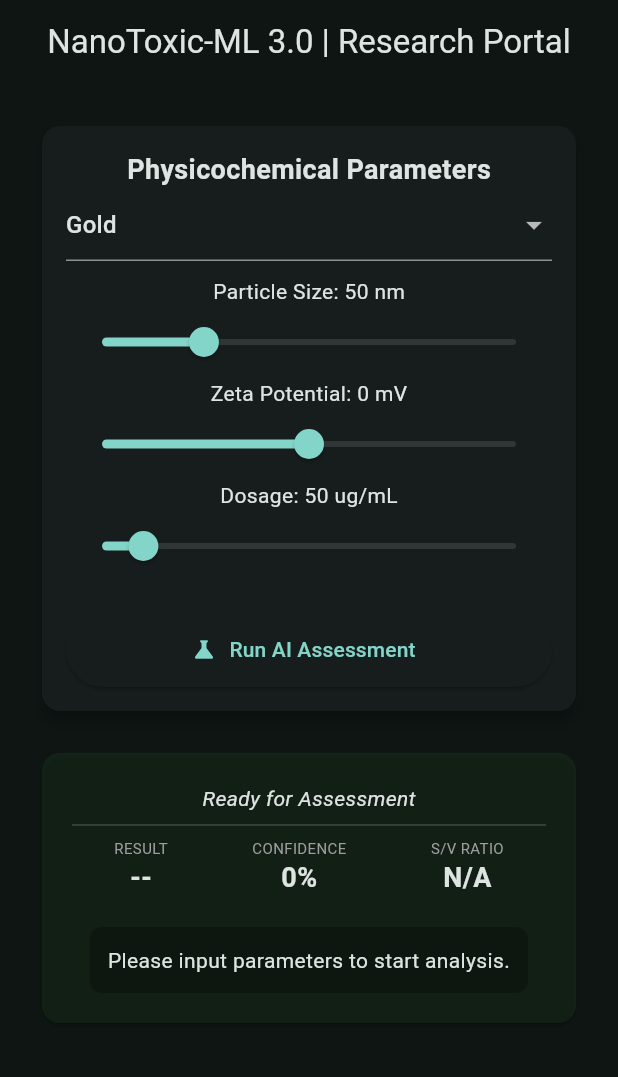
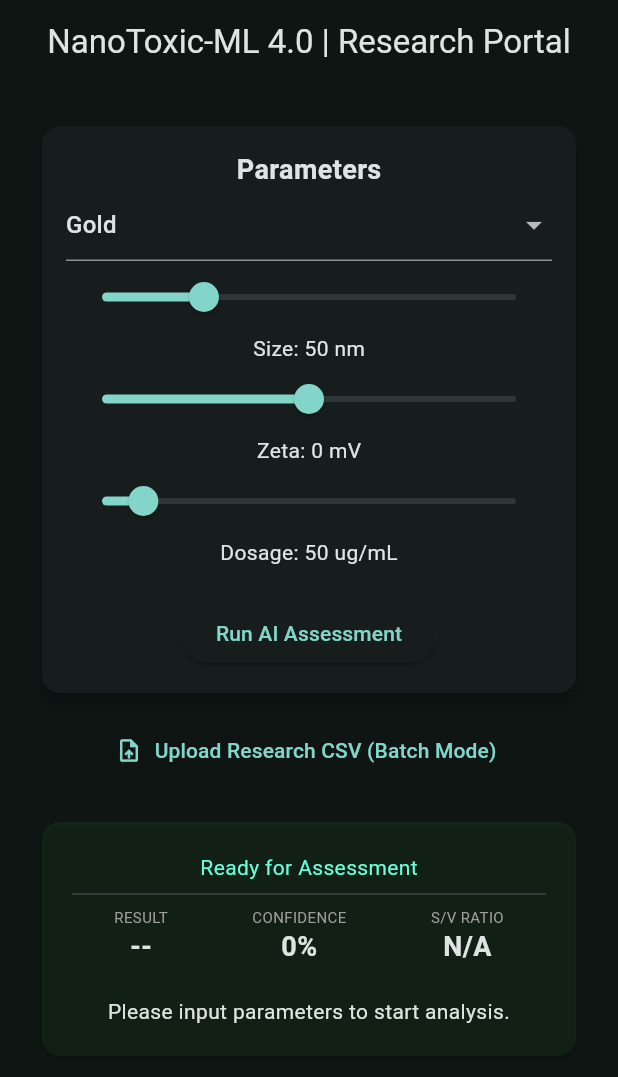
Before and after one commit to mohammedsuhailofficial06-ops/NanoToxic-ML-v3, a Flutter app: the screen it shows after launch, on a phone screen of 412 x 824 dp. Shown: the top 1077 px of the screen. Run offline on Flutter 3.47's test engine with Material 3 defaults, Android fonts, the phone set to English and light mode, and no system bars; our stand-ins replace file_picker.

Commit message:
NanoToxic 4.0: High-throughput Batch Assessment Launch

```diff
--- a/frontend/lib/main.dart
+++ b/frontend/lib/main.dart
@@ -1,6 +1,7 @@
 import 'package:flutter/material.dart';
 import 'package:http/http.dart' as http;
 import 'dart:convert';
+import 'package:file_picker/file_picker.dart'; // Rule 1: Imports at the top!
 
 void main() => runApp(const NanoToxicApp());
 
@@ -24,20 +25,20 @@ class NanoPortal extends StatefulWidget {
 }
 
 class _NanoPortalState extends State<NanoPortal> {
-  // --- Input State ---
+  // --- State Variables ---
   String material = 'Gold';
   double size = 50.0;
   double zeta = 0.0;
   double dosage = 50.0;
-
-  // --- Output State ---
   String status = "Ready for Assessment";
   String prediction = "--";
   String confidence = "0%";
   String svRatio = "N/A";
   String expertAdvice = "Please input parameters to start analysis.";
   bool isLoading = false;
+  List batchResults = [];
 
+  // --- Individual Prediction ---
   Future<void> runInference() async {
     setState(() => isLoading = true);
     try {
@@ -57,41 +58,85 @@ class _NanoPortalState extends State<NanoPortal> {
         setState(() {
           prediction = data['prediction'];
           confidence = data['confidence'];
-          svRatio = data['descriptors']['sv_ratio'].toString();
+          svRatio = data['descriptors']['sv_ratio'].toStringAsFixed(4);
           status = "Analysis Complete";
 
-          // --- Expert Advice Logic ---
           if (prediction == "Toxic") {
-            if (zeta.abs() > 30) {
-              expertAdvice = "⚠️ High surface charge detected. Suggesting Citrate capping to stabilize the particle.";
-            } else if (size < 20) {
-              expertAdvice = "⚠️ Ultra-small size increases cellular penetration. Suggesting PEGylation to reduce toxicity.";
-            } else {
-              expertAdvice = "⚠️ Toxicity likely concentration-dependent. Review dosage levels for the next assay.";
-            }
+            expertAdvice = size < 20
+                ? "⚠️ Ultra-small size. Suggesting PEGylation."
+                : "⚠️ High toxicity. Review dosage.";
           } else {
-            expertAdvice = "✅ Physicochemical profile suggests low biological interference. Proceed with standard protocols.";
+            expertAdvice = "✅ Profile suggests low biological interference.";
           }
         });
       }
     } catch (e) {
-      setState(() => status = "Connection Failed: Server is currently waking up...");
+      setState(() => status = "Connection Failed: Server waking up...");
     } finally {
       setState(() => isLoading = false);
+    }
+  }
+
+  // --- Rule 2: Batch Prediction is now INSIDE the class ---
+  Future<void> uploadCSV() async {
+    FilePickerResult? result = await FilePicker.platform.pickFiles(
+      type: FileType.custom,
+      allowedExtensions: ['csv'],
+    );
+
+    if (result != null) {
+      setState(() {
+        isLoading = true;
+        status = "Processing Batch Data...";
+      });
+
+      try {
+        var request = http.MultipartRequest(
+          'POST',
+          Uri.parse('https://nanotoxic-api-suhail.onrender.com/predict_batch')
+        );
+
+        request.files.add(http.MultipartFile.fromBytes(
+          'file',
+          result.files.first.bytes!,
+          filename: result.files.first.name
+        ));
+
+        var streamedResponse = await request.send();
+        var response = await http.Response.fromStream(streamedResponse);
+
+        if (response.statusCode == 200) {
+          setState(() {
+            batchResults = jsonDecode(response.body);
+            status = "Batch Analysis Complete (${batchResults.length} Particles)";
+          });
+        }
+      } catch (e) {
+        setState(() => status = "Batch Upload Failed.");
+      } finally {
+        setState(() => isLoading = false);
+      }
     }
   }
 
   @override
   Widget build(BuildContext context) {
     return Scaffold(
-      appBar: AppBar(title: const Text("NanoToxic-ML 3.0 | Research Portal"), centerTitle: true),
+      appBar: AppBar(title: const Text("NanoToxic-ML 4.0 | Research Portal"), centerTitle: true),
       body: SingleChildScrollView(
         padding: const EdgeInsets.all(24.0),
         child: Column(
           children: [
             _buildInputCard(),
+            const SizedBox(height: 10),
+            TextButton.icon(
+              onPressed: isLoading ? null : uploadCSV,
+              icon: const Icon(Icons.upload_file),
+              label: const Text("Upload Research CSV (Batch Mode)"),
+            ),
             const SizedBox(height: 20),
             _buildResultCard(),
+            if (batchResults.isNotEmpty) _buildBatchTable(),
           ],
         ),
       ),
@@ -105,27 +150,24 @@ class _NanoPortalState extends State<NanoPortal> {
         padding: const EdgeInsets.all(16.0),
         child: Column(
           children: [
-            const Text("Physicochemical Parameters", style: TextStyle(fontSize: 18, fontWeight: FontWeight.bold)),
+            const Text("Parameters", style: TextStyle(fontSize: 18, fontWeight: FontWeight.bold)),
             DropdownButtonFormField<String>(
-              initialValue: material,
+              value: material,
               items: ['Gold', 'Silver', 'ZincOxide', 'Silica', 'IronOxide']
                   .map((m) => DropdownMenuItem(value: m, child: Text(m)))
                   .toList(),
               onChanged: (v) => setState(() => material = v!),
             ),
-            const SizedBox(height: 10),
-            Text("Particle Size: ${size.round()} nm"),
             Slider(value: size, min: 1, max: 200, onChanged: (v) => setState(() => size = v)),
-            Text("Zeta Potential: ${zeta.round()} mV"),
+            Text("Size: ${size.round()} nm"),
             Slider(value: zeta, min: -100, max: 100, onChanged: (v) => setState(() => zeta = v)),
+            Text("Zeta: ${zeta.round()} mV"),
+            Slider(value: dosage, min: 0, max: 500, onChanged: (v) => setState(() => dosage = v)),
             Text("Dosage: ${dosage.round()} ug/mL"),
-            Slider(value: dosage, min: 0, max: 500, onChanged: (v) => setState(() => dosage = v)),
             const SizedBox(height: 20),
-            ElevatedButton.icon(
+            ElevatedButton(
               onPressed: isLoading ? null : runInference,
-              icon: const Icon(Icons.science),
-              label: Text(isLoading ? "Analyzing..." : "Run AI Assessment"),
-              style: ElevatedButton.styleFrom(minimumSize: const Size(double.infinity, 50)),
+              child: Text(isLoading ? "Analyzing..." : "Run AI Assessment"),
             ),
           ],
         ),
@@ -135,12 +177,15 @@ class _NanoPortalState extends State<NanoPortal> {
 
   Widget _buildResultCard() {
     return Card(
-      color: prediction == "Toxic" ? Colors.red.withOpacity(0.1) : Colors.green.withOpacity(0.1),
+      // Fixed: Using color values instead of deprecated opacity for v4.0
+      color: prediction == "Toxic"
+          ? Colors.red.withValues(alpha: 0.1)
+          : Colors.green.withValues(alpha: 0.1),
       child: Padding(
         padding: const EdgeInsets.all(20.0),
         child: Column(
           children: [
-            Text(status, style: const TextStyle(fontStyle: FontStyle.italic)),
+            Text(status, style: const TextStyle(color: Colors.tealAccent)),
             const Divider(),
             Row(
               mainAxisAlignment: MainAxisAlignment.spaceAround,
@@ -151,14 +196,28 @@ class _NanoPortalState extends State<NanoPortal> {
               ],
             ),
             const SizedBox(height: 20),
-            Container(
-              padding: const EdgeInsets.all(12),
-              decoration: BoxDecoration(color: Colors.black26, borderRadius: BorderRadius.circular(8)),
-              child: Text(expertAdvice, textAlign: TextAlign.center),
-            ),
+            Text(expertAdvice, textAlign: TextAlign.center),
           ],
         ),
       ),
+    );
+  }
+
+  Widget _buildBatchTable() {
+    return ListView.builder(
+      shrinkWrap: true,
+      physics: const NeverScrollableScrollPhysics(),
+      itemCount: batchResults.length,
+      itemBuilder: (context, index) {
+        final item = batchResults[index];
+        return ListTile(
+          title: Text("${item['core_material']} (${item['size_nm']}nm)"),
+          trailing: Text(item['prediction'], style: TextStyle(
+            color: item['prediction'] == "Toxic" ? Colors.red : Colors.green,
+            fontWeight: FontWeight.bold
+          )),
+        );
+      },
     );
   }
 
@@ -171,42 +230,3 @@ class _NanoPortalState extends State<NanoPortal> {
     );
   }
 }
-
-import 'package:file_picker/file_picker.dart';
-
-Future<void> uploadCSV() async {
-  FilePickerResult? result = await FilePicker.platform.pickFiles(
-    type: FileType.custom,
-    allowedExtensions: ['csv'],
-  );
-
-  if (result != null) {
-    setState(() => isLoading = true);
-
-    // Create the multipart request
-    var request = http.MultipartRequest(
-      'POST',
-      Uri.parse('https://nanotoxic-api-suhail.onrender.com/predict_batch')
-    );
-
-    // Add the file
-    request.files.add(http.MultipartFile.fromBytes(
-      'file',
-      result.files.first.bytes!,
-      filename: result.files.first.name
-    ));
-
-    var streamedResponse = await request.send();
-    var response = await http.Response.fromStream(streamedResponse);
-
-    if (response.statusCode == 200) {
-      List batchData = jsonDecode(response.body);
-      // Here we would navigate to a new screen or show a table
-      print("Batch processed: ${batchData.length} particles");
-      setState(() {
-        status = "Batch processed: ${batchData.length} particles";
-      });
-    }
-    setState(() => isLoading = false);
-  }
-}
```
